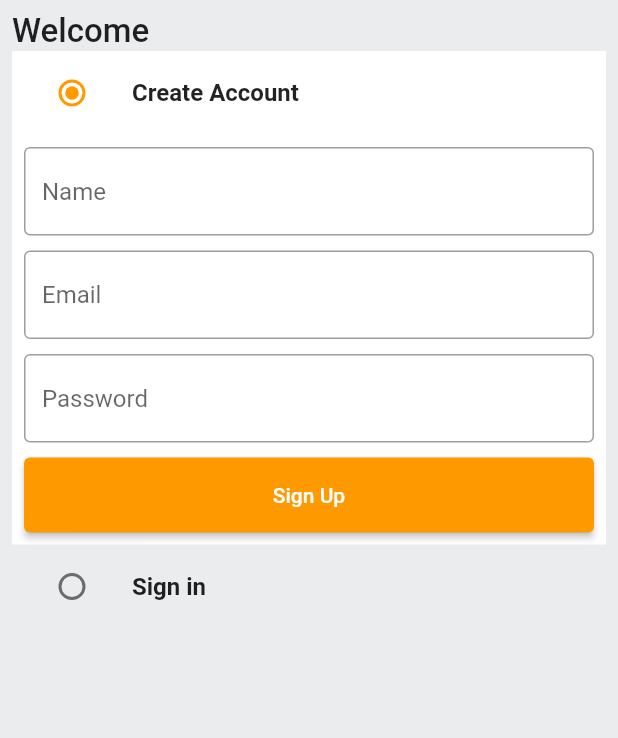
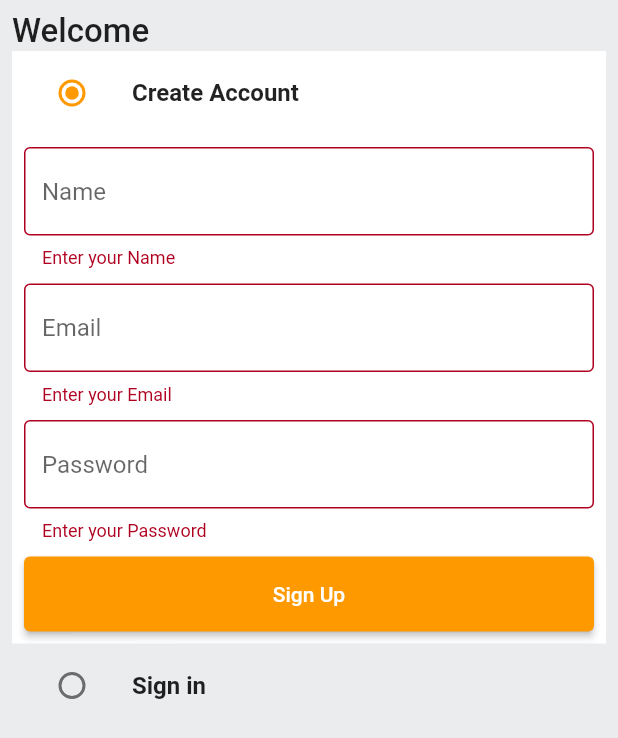
Before and after one commit to SichangiFelix/Amazon-clone, a Flutter app: the screen it shows after launch, after a tap on "Sign Up", on a phone screen of 412 x 824 dp. Shown: the top 738 px of the screen. Run offline on Flutter 3.47's test engine with Material 2 defaults, Android fonts, the phone set to English and light mode, and no system bars.

Commit message:
Finished sign up functionality

```diff
--- a/lib/common/custom_textfield.dart
+++ b/lib/common/custom_textfield.dart
@@ -25,7 +25,12 @@ class CustomTextField extends StatelessWidget {
             )
         ),
       ),
-      validator: (val){},
+      validator: (val){
+        if(val == null || val.isEmpty){
+          return 'Enter your $hintText';
+        }
+        return null;
+      },
     );
   }
 }
--- a/lib/constants/global_variables.dart
+++ b/lib/constants/global_variables.dart
@@ -1,6 +1,6 @@
 import 'package:flutter/material.dart';
 
-String uri = 'http://<yourip>:3000';
+String uri = 'http://192.168.0.12:3000';
 
 class GlobalVariables {
   // COLORS
--- /dev/null
+++ b/lib/constants/utils.dart
@@ -0,0 +1,6 @@
+import 'package:flutter/cupertino.dart';
+import 'package:flutter/material.dart';
+
+void showSnackBar(BuildContext context, String text){
+  ScaffoldMessenger.of(context).showSnackBar(SnackBar(content: Text(text)));
+}
--- a/lib/features/auth/screens/auth_screen.dart
+++ b/lib/features/auth/screens/auth_screen.dart
@@ -1,6 +1,7 @@
 import 'package:amazon_clone/common/custom_button.dart';
 import 'package:amazon_clone/common/custom_textfield.dart';
 import 'package:amazon_clone/constants/global_variables.dart';
+import 'package:amazon_clone/features/auth/services/auth_service.dart';
 import 'package:flutter/material.dart';
 
 enum Auth {
@@ -16,21 +17,29 @@ class AuthScreen extends StatefulWidget {
 }
 
 class _AuthScreenState extends State<AuthScreen> {
-
   Auth _auth = Auth.signup;
   final _signUpFormKey = GlobalKey<FormState>();
   final _signInFormKey = GlobalKey<FormState>();
+  final AuthService authService = AuthService();
 
   final TextEditingController _emailController = TextEditingController();
   final TextEditingController _passwordController = TextEditingController();
   final TextEditingController _nameController = TextEditingController();
 
   @override
-  void dispose(){
+  void dispose() {
     super.dispose();
     _emailController.dispose();
     _nameController.dispose();
     _passwordController.dispose();
+  }
+
+  void signUpUser() {
+    authService.signUpUser(
+        context: context,
+        email: _emailController.text,
+        password: _passwordController.text,
+        name: _nameController.text);
   }
 
   @override
@@ -43,31 +52,35 @@ class _AuthScreenState extends State<AuthScreen> {
           child: Column(
             crossAxisAlignment: CrossAxisAlignment.start,
             children: [
-              const Text('Welcome',
+              const Text(
+                'Welcome',
                 style: TextStyle(
                   fontSize: 22.0,
                   fontWeight: FontWeight.w500,
                 ),
               ),
               ListTile(
-                tileColor: _auth == Auth.signup ? GlobalVariables.backgroundColor : GlobalVariables.greyBackgroundCOlor,
-                title: const Text('Create Account',
+                tileColor: _auth == Auth.signup
+                    ? GlobalVariables.backgroundColor
+                    : GlobalVariables.greyBackgroundCOlor,
+                title: const Text(
+                  'Create Account',
                   style: TextStyle(
                     fontWeight: FontWeight.bold,
                   ),
                 ),
                 leading: Radio(
                   activeColor: GlobalVariables.secondaryColor,
-                    value: Auth.signup,
+                  value: Auth.signup,
                   groupValue: _auth,
-                  onChanged: (Auth? val){
-                    setState((){
+                  onChanged: (Auth? val) {
+                    setState(() {
                       _auth = val!;
                     });
                   },
                 ),
               ),
-              if(_auth == Auth.signup)
+              if (_auth == Auth.signup)
                 Container(
                   padding: const EdgeInsets.all(8),
                   color: GlobalVariables.backgroundColor,
@@ -75,39 +88,58 @@ class _AuthScreenState extends State<AuthScreen> {
                     key: _signUpFormKey,
                     child: Column(
                       children: [
-                        CustomTextField(controller: _nameController, hintText: 'Name',),
-                        const SizedBox(height: 10.0,),
-                        CustomTextField(controller: _emailController, hintText: 'Email',),
-                        const SizedBox(height: 10.0,),
-                        CustomTextField(controller: _passwordController, hintText: 'Password',),
-                        const SizedBox(height: 10.0,),
-                        CustomButton(
-                            text: 'Sign Up',
-                            onTap: (){}
+                        CustomTextField(
+                          controller: _nameController,
+                          hintText: 'Name',
                         ),
+                        const SizedBox(
+                          height: 10.0,
+                        ),
+                        CustomTextField(
+                          controller: _emailController,
+                          hintText: 'Email',
+                        ),
+                        const SizedBox(
+                          height: 10.0,
+                        ),
+                        CustomTextField(
+                          controller: _passwordController,
+                          hintText: 'Password',
+                        ),
+                        const SizedBox(
+                          height: 10.0,
+                        ),
+                        CustomButton(text: 'Sign Up', onTap: () {
+                          if(_signUpFormKey.currentState!.validate()){
+                            signUpUser();
+                          }
+                        }),
                       ],
                     ),
                   ),
                 ),
               ListTile(
-                tileColor: _auth == Auth.signin ? GlobalVariables.backgroundColor : GlobalVariables.greyBackgroundCOlor,
-                title: const Text('Sign in',
+                tileColor: _auth == Auth.signin
+                    ? GlobalVariables.backgroundColor
+                    : GlobalVariables.greyBackgroundCOlor,
+                title: const Text(
+                  'Sign in',
                   style: TextStyle(
                     fontWeight: FontWeight.bold,
                   ),
                 ),
                 leading: Radio(
                   activeColor: GlobalVariables.secondaryColor,
-                    value: Auth.signin,
+                  value: Auth.signin,
                   groupValue: _auth,
-                  onChanged: (Auth? val){
-                    setState((){
+                  onChanged: (Auth? val) {
+                    setState(() {
                       _auth = val!;
                     });
                   },
                 ),
               ),
-              if(_auth == Auth.signin)
+              if (_auth == Auth.signin)
                 Container(
                   padding: const EdgeInsets.all(8),
                   color: GlobalVariables.backgroundColor,
@@ -115,14 +147,21 @@ class _AuthScreenState extends State<AuthScreen> {
                     key: _signInFormKey,
                     child: Column(
                       children: [
-                        CustomTextField(controller: _emailController, hintText: 'Email',),
-                        const SizedBox(height: 10.0,),
-                        CustomTextField(controller: _passwordController, hintText: 'Password',),
-                        const SizedBox(height: 10.0,),
-                        CustomButton(
-                            text: 'Sign In',
-                            onTap: (){}
+                        CustomTextField(
+                          controller: _emailController,
+                          hintText: 'Email',
                         ),
+                        const SizedBox(
+                          height: 10.0,
+                        ),
+                        CustomTextField(
+                          controller: _passwordController,
+                          hintText: 'Password',
+                        ),
+                        const SizedBox(
+                          height: 10.0,
+                        ),
+                        CustomButton(text: 'Sign In', onTap: () {}),
                       ],
                     ),
                   ),
--- /dev/null
+++ b/lib/models/user.dart
@@ -0,0 +1,68 @@
+import 'dart:convert';
+
+class User {
+  final String id;
+  final String name;
+  final String email;
+  final String password;
+  final String address;
+  final String type;
+  final String token;
+
+  User({required this.id,
+      required this.name,
+      required this.email,
+      required this.password,
+      required this.address,
+      required this.type,
+      required this.token
+      });
+
+      Map<String, dynamic> toMap() {
+    return {
+      'id': id,
+      'name': name,
+      'email': email,
+      'password': password,
+      'address': address,
+      'type': type,
+      'token': token,
+    };
+  }
+
+  factory User.fromMap(Map<String, dynamic> map) {
+    return User(
+      id: map['_id'] ?? '',
+      name: map['name'] ?? '',
+      email: map['email'] ?? '',
+      password: map['password'] ?? '',
+      address: map['address'] ?? '',
+      type: map['type'] ?? '',
+      token: map['token'] ?? '',
+    );
+  }
+
+  String toJson() => json.encode(toMap());
+
+  factory User.fromJson(String source) => User.fromMap(json.decode(source));
+
+  User copyWith({
+    String? id,
+    String? name,
+    String? email,
+    String? password,
+    String? address,
+    String? type,
+    String? token,
+  }) {
+    return User(
+      id: id ?? this.id,
+      name: name ?? this.name,
+      email: email ?? this.email,
+      password: password ?? this.password,
+      address: address ?? this.address,
+      type: type ?? this.type,
+      token: token ?? this.token,
+    );
+  }
+}
--- a/pubspec.yaml
+++ b/pubspec.yaml
@@ -34,6 +34,7 @@ dependencies:
   # The following adds the Cupertino Icons font to your application.
   # Use with the CupertinoIcons class for iOS style icons.
   cupertino_icons: ^1.0.2
+  http: ^0.13.4
 
 dev_dependencies:
   flutter_test:
```
Also changed, not shown: lib/constants/error_handling.dart (added, +25 -0 lines), lib/features/auth/services/auth_service.dart (added, +47 -0 lines), pubspec.lock, 5 other files.
